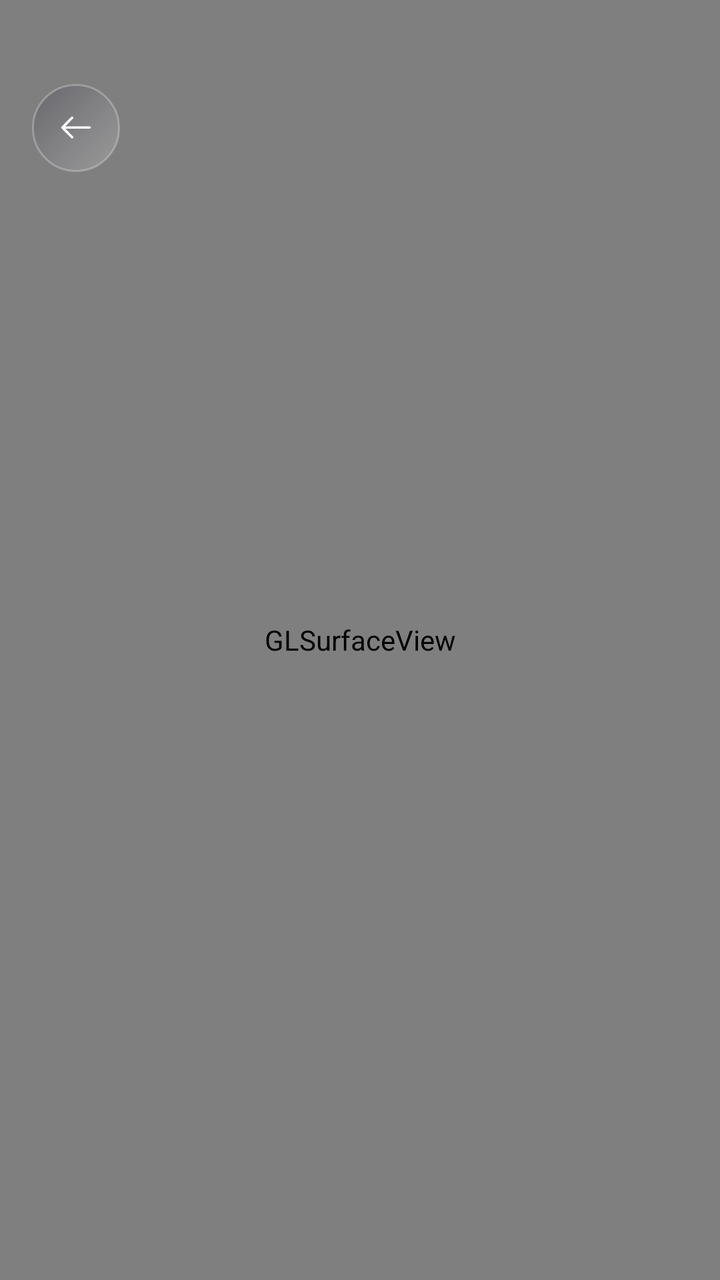
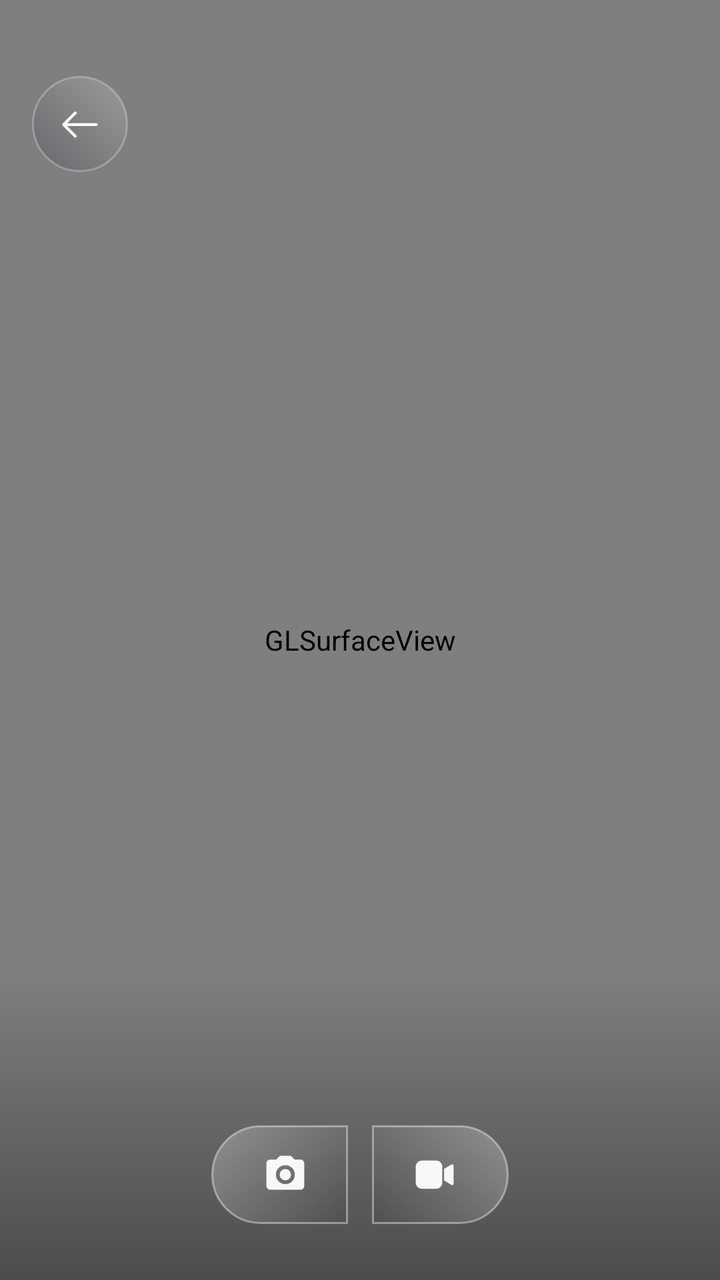

Two renders of the same Android screen: before a commit and after it. Below are the layout's source before the change and the commit's diff.
<!-- AndroidManifest.xml: application theme Theme.BaseProject -->
<!-- res/layout/fragment_gnss_ar.xml -->
<?xml version="1.0" encoding="utf-8"?>
<FrameLayout xmlns:android="http://schemas.android.com/apk/res/android"
    xmlns:app="http://schemas.android.com/apk/res-auto"
    xmlns:tools="http://schemas.android.com/tools"
    android:layout_width="match_parent"
    android:layout_height="match_parent"
    android:background="@android:color/black"
    android:keepScreenOn="true"
    tools:context=".screen.fragment.GNSSARFragment">

    <android.opengl.GLSurfaceView
        android:id="@+id/arOverlayView"
        android:layout_width="match_parent"
        android:layout_height="match_parent" />

    <ImageView
        android:id="@+id/ivBack"
        android:layout_width="44dp"
        android:layout_height="44dp"
        android:layout_gravity="top|start"
        android:layout_marginStart="16dp"
        android:layout_marginTop="42dp"
        android:background="@drawable/bg_glass_icon_button"
        android:elevation="32dp"
        android:padding="12dp"
        android:rotation="180"
        android:src="@drawable/ic_arrow_right"
        android:translationZ="32dp"
        app:tint="@color/white" />

</FrameLayout>
<!-- resources referenced by this layout -->
<resources>
  <color name="white">#FFFFFFFF</color>
  <!-- drawable bg_glass_icon_button (drawable) -->
  <?xml version="1.0" encoding="utf-8"?>
  <ripple xmlns:android="http://schemas.android.com/apk/res/android"
      android:color="#33FFFFFF">
      <item>
          <shape android:shape="oval">
              <gradient
                  android:angle="315"
                  android:endColor="#33110922"
                  android:startColor="#36FFFFFF" />
              <stroke
                  android:width="1dp"
                  android:color="#40FFFFFF" />
          </shape>
      </item>
  </ripple>
  <style name="Theme.BaseProject" parent="Base.Theme.BaseProject" />
  <style name="Base.Theme.BaseProject" parent="Theme.MaterialComponents.Light.NoActionBar">
          
          <item name="colorPrimary">@color/purple_500</item>
          <item name="colorPrimaryVariant">@color/purple_700</item>
          <item name="colorOnPrimary">@color/white</item>
          
          <item name="colorSecondary">@color/teal_200</item>
          <item name="colorSecondaryVariant">@color/teal_700</item>
          <item name="colorOnSecondary">@color/black</item>
          
          <item name="android:statusBarColor">?attr/colorPrimaryVariant</item>
          
          
          <item name="android:colorControlHighlight">@color/ripple_color_main</item>
      </style>
  <color name="purple_500">#FF6200EE</color>
  <color name="purple_700">#FF3700B3</color>
  <color name="teal_200">#FF03DAC5</color>
  <color name="teal_700">#FF018786</color>
  <color name="black">#FF000000</color>
  <color name="ripple_color_main">#2DE14EFE</color>
  <!-- unchanged entries left out for length: 1 -->
</resources>

<!-- the commit's change to res/layout/fragment_gnss_ar.xml (unified diff, before → after) -->
@@ -1,5 +1,5 @@
 <?xml version="1.0" encoding="utf-8"?>
-<FrameLayout xmlns:android="http://schemas.android.com/apk/res/android"
+<androidx.constraintlayout.widget.ConstraintLayout xmlns:android="http://schemas.android.com/apk/res/android"
     xmlns:app="http://schemas.android.com/apk/res-auto"
     xmlns:tools="http://schemas.android.com/tools"
     android:layout_width="match_parent"
@@ -13,19 +13,128 @@
         android:layout_width="match_parent"
         android:layout_height="match_parent" />
 
+    <View
+        android:id="@+id/captureFlashOutline"
+        android:layout_width="0dp"
+        android:layout_height="0dp"
+        android:alpha="0"
+        android:background="@drawable/bg_ar_capture_flash_outline"
+        android:visibility="gone"
+        android:translationZ="90dp"
+        app:layout_constraintBottom_toBottomOf="parent"
+        app:layout_constraintEnd_toEndOf="parent"
+        app:layout_constraintStart_toStartOf="parent"
+        app:layout_constraintTop_toTopOf="parent" />
+
     <ImageView
         android:id="@+id/ivBack"
-        android:layout_width="44dp"
-        android:layout_height="44dp"
-        android:layout_gravity="top|start"
+        android:layout_width="48dp"
+        android:layout_height="48dp"
         android:layout_marginStart="16dp"
-        android:layout_marginTop="42dp"
+        android:layout_marginTop="38dp"
         android:background="@drawable/bg_glass_icon_button"
-        android:elevation="32dp"
+        android:foreground="?attr/selectableItemBackgroundBorderless"
         android:padding="12dp"
-        android:rotation="180"
+        android:scaleX="-1"
         android:src="@drawable/ic_arrow_right"
-        android:translationZ="32dp"
+        android:translationZ="100dp"
+        app:layout_constraintStart_toStartOf="parent"
+        app:layout_constraintTop_toTopOf="parent"
         app:tint="@color/white" />
 
-</FrameLayout>
+    <View
+        android:id="@+id/bottomControlsScrim"
+        android:layout_width="0dp"
+        android:layout_height="156dp"
+        android:background="@drawable/bg_ar_controls_scrim"
+        android:translationZ="20dp"
+        app:layout_constraintBottom_toBottomOf="parent"
+        app:layout_constraintEnd_toEndOf="parent"
+        app:layout_constraintStart_toStartOf="parent" />
+
+    <View
+        android:id="@+id/bgLeft"
+        android:layout_width="0dp"
+        android:layout_height="0dp"
+        android:layout_marginBottom="28dp"
+        android:background="@drawable/bg_ar_control_glass_left"
+        android:elevation="14dp"
+        android:translationZ="70dp"
+        app:layout_constraintBottom_toBottomOf="parent"
+        app:layout_constraintDimensionRatio="1:0.72"
+        app:layout_constraintEnd_toStartOf="@id/bgRight"
+        app:layout_constraintHorizontal_chainStyle="packed"
+        app:layout_constraintStart_toStartOf="parent"
+        app:layout_constraintWidth_percent="0.19" />
+
+    <TextView
+        android:id="@+id/tvRecordingTimer"
+        android:layout_width="wrap_content"
+        android:layout_height="30dp"
+        android:layout_marginBottom="12dp"
+        android:background="@drawable/bg_timer_chip"
+        android:fontFamily="@font/inter_extra_bold"
+        android:gravity="center"
+        android:minWidth="74dp"
+        android:paddingHorizontal="14dp"
+        android:text="00:00"
+        android:textColor="@color/white"
+        android:textSize="13sp"
+        android:translationZ="90dp"
+        android:visibility="gone"
+        app:layout_constraintBottom_toTopOf="@id/bgLeft"
+        app:layout_constraintEnd_toEndOf="parent"
+        app:layout_constraintStart_toStartOf="parent"
+        tools:visibility="visible" />
+
+    <View
+        android:id="@+id/bgRight"
+        android:layout_width="0dp"
+        android:layout_height="0dp"
+        android:layout_marginStart="12dp"
+        android:layout_marginBottom="28dp"
+        android:background="@drawable/bg_ar_control_glass_right"
+        android:elevation="14dp"
+        android:translationZ="70dp"
+        app:layout_constraintBottom_toBottomOf="parent"
+        app:layout_constraintDimensionRatio="1:0.72"
+        app:layout_constraintEnd_toEndOf="parent"
+        app:layout_constraintStart_toEndOf="@id/bgLeft"
+        app:layout_constraintWidth_percent="0.19" />
+
+    <ImageView
+        android:id="@+id/ivCamera"
+        android:layout_width="0dp"
+        android:layout_height="0dp"
+        android:alpha="0.95"
+        android:padding="2dp"
+        android:translationZ="90dp"
+        android:src="@drawable/ic_camera_black"
+        app:layout_constraintStart_toStartOf="@id/bgLeft"
+        app:layout_constraintEnd_toEndOf="@id/bgLeft"
+        app:layout_constraintTop_toTopOf="@id/bgLeft"
+        app:layout_constraintBottom_toBottomOf="@id/bgLeft"
+        app:layout_constraintDimensionRatio="1"
+        android:layout_marginStart="6dp"
+        app:layout_constraintWidth_percent="0.074"
+        app:tint="@color/white" />
+
+    <ImageView
+        android:id="@+id/ivVideo"
+        android:layout_width="0dp"
+        android:layout_height="0dp"
+        android:alpha="0.95"
+        android:padding="2dp"
+        android:translationZ="90dp"
+        android:src="@drawable/ic_video_black"
+        app:layout_constraintStart_toStartOf="@id/bgRight"
+        app:layout_constraintEnd_toEndOf="@id/bgRight"
+        app:layout_constraintTop_toTopOf="@id/bgRight"
+        app:layout_constraintBottom_toBottomOf="@id/bgRight"
+        app:layout_constraintDimensionRatio="1"
+        android:layout_marginEnd="6dp"
+        app:layout_constraintWidth_percent="0.074"
+        app:tint="@color/white" />
+
+
+</androidx.constraintlayout.widget.ConstraintLayout>
<!-- resource entries referenced after the edit -->
@@ -1,6 +1,61 @@
 <!-- resources referenced by this layout -->
 <resources>
   <color name="white">#FFFFFFFF</color>
+  <!-- drawable bg_ar_capture_flash_outline (drawable) -->
+  <?xml version="1.0" encoding="utf-8"?>
+  <shape xmlns:android="http://schemas.android.com/apk/res/android"
+      android:shape="rectangle">
+      <solid android:color="@android:color/transparent" />
+      <stroke
+          android:width="5dp"
+          android:color="@android:color/white" />
+  </shape>
+  <!-- drawable bg_ar_control_glass_left (drawable) -->
+  <?xml version="1.0" encoding="utf-8"?>
+  <shape xmlns:android="http://schemas.android.com/apk/res/android"
+      android:shape="rectangle">
+  
+      <corners
+          android:bottomLeftRadius="38dp"
+          android:topLeftRadius="38dp" />
+  
+      <gradient
+          android:angle="315"
+          android:endColor="#24242B3A"
+          android:startColor="#46FFFFFF" />
+  
+      <stroke
+          android:width="1dp"
+          android:color="#66FFFFFF" />
+  
+  </shape>
+  <!-- drawable bg_ar_control_glass_right (drawable) -->
+  <?xml version="1.0" encoding="utf-8"?>
+  <shape xmlns:android="http://schemas.android.com/apk/res/android"
+      android:shape="rectangle">
+  
+      <corners
+          android:bottomRightRadius="38dp"
+          android:topRightRadius="38dp" />
+  
+      <gradient
+          android:angle="225"
+          android:endColor="#24242B3A"
+          android:startColor="#46FFFFFF" />
+  
+      <stroke
+          android:width="1dp"
+          android:color="#66FFFFFF" />
+  
+  </shape>
+  <!-- drawable bg_ar_controls_scrim (drawable) -->
+  <?xml version="1.0" encoding="utf-8"?>
+  <shape xmlns:android="http://schemas.android.com/apk/res/android">
+      <gradient
+          android:angle="90"
+          android:endColor="#00000000"
+          android:startColor="#66000000" />
+  </shape>
   <!-- drawable bg_glass_icon_button (drawable) -->
   <?xml version="1.0" encoding="utf-8"?>
   <ripple xmlns:android="http://schemas.android.com/apk/res/android"
@@ -17,6 +72,20 @@
           </shape>
       </item>
   </ripple>
+  <!-- drawable bg_timer_chip (drawable) -->
+  <?xml version="1.0" encoding="utf-8"?>
+  <shape xmlns:android="http://schemas.android.com/apk/res/android">
+      <gradient
+          android:angle="315"
+          android:endColor="#42110922"
+          android:startColor="#3FFFFFFF" />
+      <corners android:radius="15dp" />
+      <stroke
+          android:width="1dp"
+          android:color="#44FFFFFF" />
+  </shape>
+  <!-- drawable ic_camera_black: webp bitmap (drawable, 796 bytes) -->
+  <!-- drawable ic_video_black: webp bitmap (drawable, 448 bytes) -->
   <style name="Theme.BaseProject" parent="Base.Theme.BaseProject" />
   <style name="Base.Theme.BaseProject" parent="Theme.MaterialComponents.Light.NoActionBar">
           
